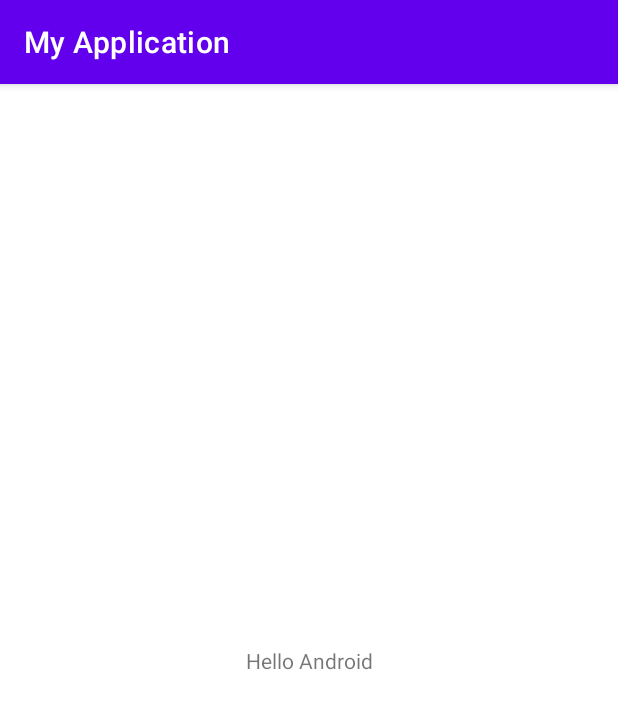
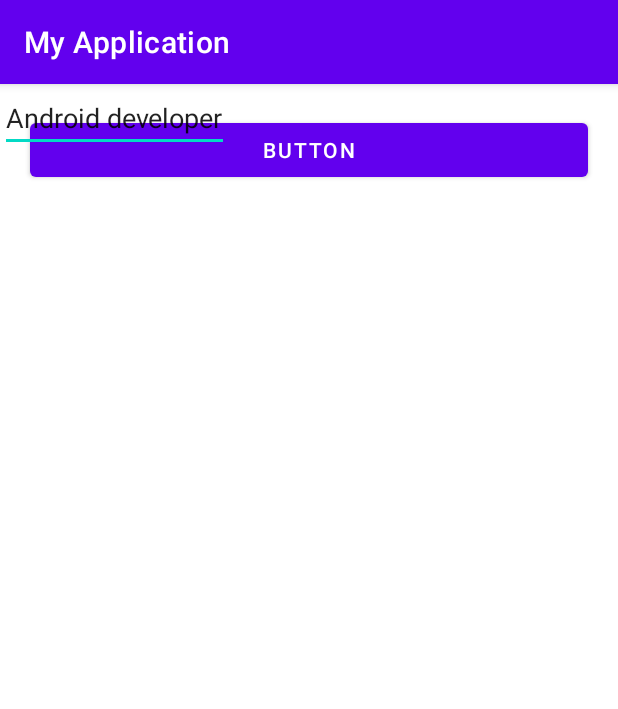
Before and after one commit to KirillKazak/LectureFourteen, an Android app: the screen it shows after launch (MainActivity), on a phone screen of 412 x 824 dp. Shown: the top 709 px of the screen. Run offline under Robolectric (Android 15) with nearby library versions, the phone set to English and light mode, and no system bars.

Commit message:
как сделать так, что бы вместо вьюхи был эдитТкекст из MainActivity ???

```diff
--- a/app/src/main/java/com/example/myapplication/MainActivity.java
+++ b/app/src/main/java/com/example/myapplication/MainActivity.java
@@ -4,12 +4,28 @@ import androidx.appcompat.app.AppCompatActivity;
 import android.content.Intent;
 import android.os.Bundle;
 import android.view.View;
+import android.widget.Button;
+import android.widget.EditText;
+import android.widget.TextView;
 
 public class MainActivity extends AppCompatActivity {
+
+    private EditText editText;
 
     @Override
     protected void onCreate(Bundle savedInstanceState) {
         super.onCreate(savedInstanceState);
         setContentView(R.layout.activity_main);
+
+        findViewById(R.id.button).setOnClickListener(new View.OnClickListener() {
+            @Override
+            public void onClick(View v) {
+                NewDialogFragment dialog = new NewDialogFragment();
+                dialog.show(getSupportFragmentManager(), "tag");
+            }
+        });
+
+
+
     }
 }
--- a/app/src/main/res/layout/activity_main.xml
+++ b/app/src/main/res/layout/activity_main.xml
@@ -7,13 +7,27 @@
     android:layout_height="match_parent"
     tools:context=".MainActivity">
 
-    <TextView
+    <LinearLayout
+        android:layout_width="match_parent"
+        android:layout_height="match_parent"
+        android:orientation="horizontal">
+        <Button
+            android:id="@+id/button"
+            android:layout_width="wrap_content"
+            android:layout_height="wrap_content"
+            android:text="Button"
+            android:layout_weight="1"
+            android:layout_margin="20dp">
+        </Button>
+
+    </LinearLayout>
+
+    <EditText
+        android:id="@+id/editText"
         android:layout_width="wrap_content"
         android:layout_height="wrap_content"
-        android:text="Hello Android"
-        app:layout_constraintBottom_toBottomOf="parent"
-        app:layout_constraintLeft_toLeftOf="parent"
-        app:layout_constraintRight_toRightOf="parent"
-        app:layout_constraintTop_toTopOf="parent" />
-
+        android:text="Android developer"
+        tools:layout_editor_absoluteX="129dp"
+        tools:layout_editor_absoluteY="627dp">
+    </EditText>
 </androidx.constraintlayout.widget.ConstraintLayout>
```
Also changed, not shown: app/src/main/java/com/example/myapplication/NewDialogFragment.java (added, +21 -0 lines), app/src/main/res/layout/dialog_fragment.xml (added, +22 -0 lines).
